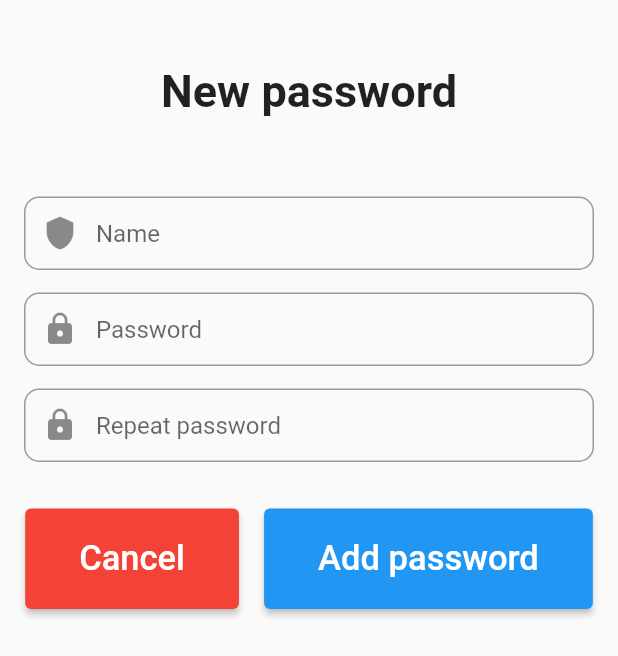
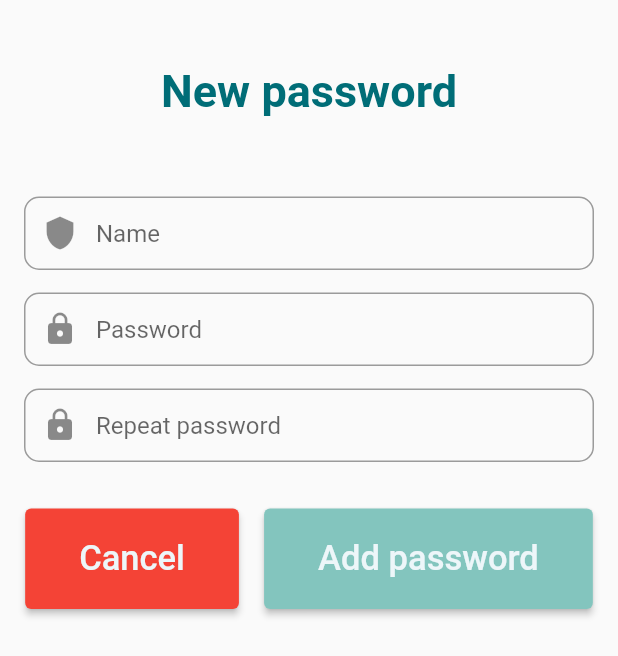
Before and after one commit to hugo-piedanna/Mnemosyne, a Flutter app: the addpass screen opened directly, on a phone screen of 412 x 824 dp. Shown: the top 656 px of the screen. Run offline on Flutter 3.47's test engine with Material 2 defaults, Android fonts, the light colour scheme and no system bars; our stand-ins replace fluttertoast, sqflite; missing offline and left inert: rive_splash_screen, transition; accounts and stored records are empty.

Commit message:
Design improvement

```diff
--- a/lib/addPassword.dart
+++ b/lib/addPassword.dart
@@ -32,7 +32,10 @@ class _addpass extends State<addpass> {
               const Text(
                 "New password",
                 style: TextStyle(
-                    fontSize: 30, height: 3, fontWeight: FontWeight.bold),
+                    fontSize: 30,
+                    height: 3,
+                    fontWeight: FontWeight.bold,
+                    color: Color(0xff006d77)),
               ),
               Form(
                 key: _formKey,
@@ -71,14 +74,15 @@ class _addpass extends State<addpass> {
                       padding: EdgeInsets.all(20.0),
                       child: Text(
                         'Cancel',
-                        style: TextStyle(fontSize: 23, color: Colors.white),
+                        style:
+                            TextStyle(fontSize: 23, color: Color(0xffedf6f9)),
                       ),
                     ),
                   ),
                   ElevatedButton(
                     style: ButtonStyle(
                         backgroundColor:
-                            MaterialStateProperty.all(Colors.blue)),
+                            MaterialStateProperty.all(const Color(0xff83c5be))),
                     onPressed: () async {
                       if (_formKey.currentState!.validate()) {
                         final password model = password(
@@ -104,7 +108,8 @@ class _addpass extends State<addpass> {
                       padding: EdgeInsets.all(20.0),
                       child: Text(
                         'Add password',
-                        style: TextStyle(fontSize: 23, color: Colors.white),
+                        style:
+                            TextStyle(fontSize: 23, color: Color(0xffedf6f9)),
                       ),
                     ),
                   ),
```
Also changed, not shown: lib/index.dart (+29 -39 lines), lib/main.dart (+4 -3 lines).
